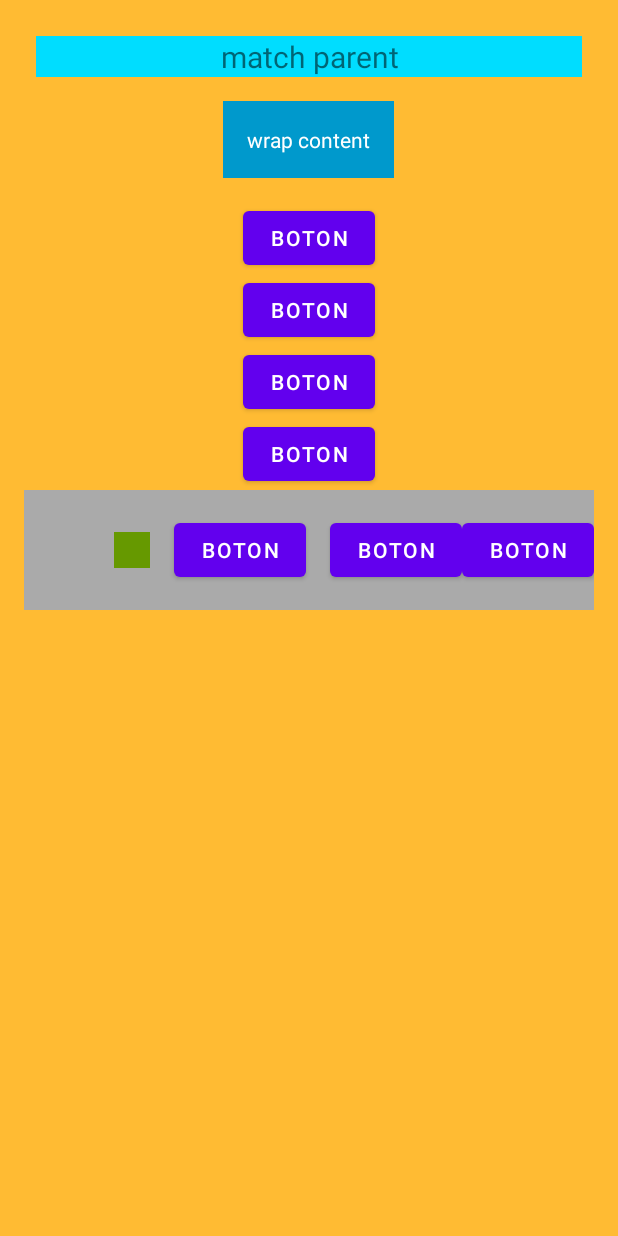
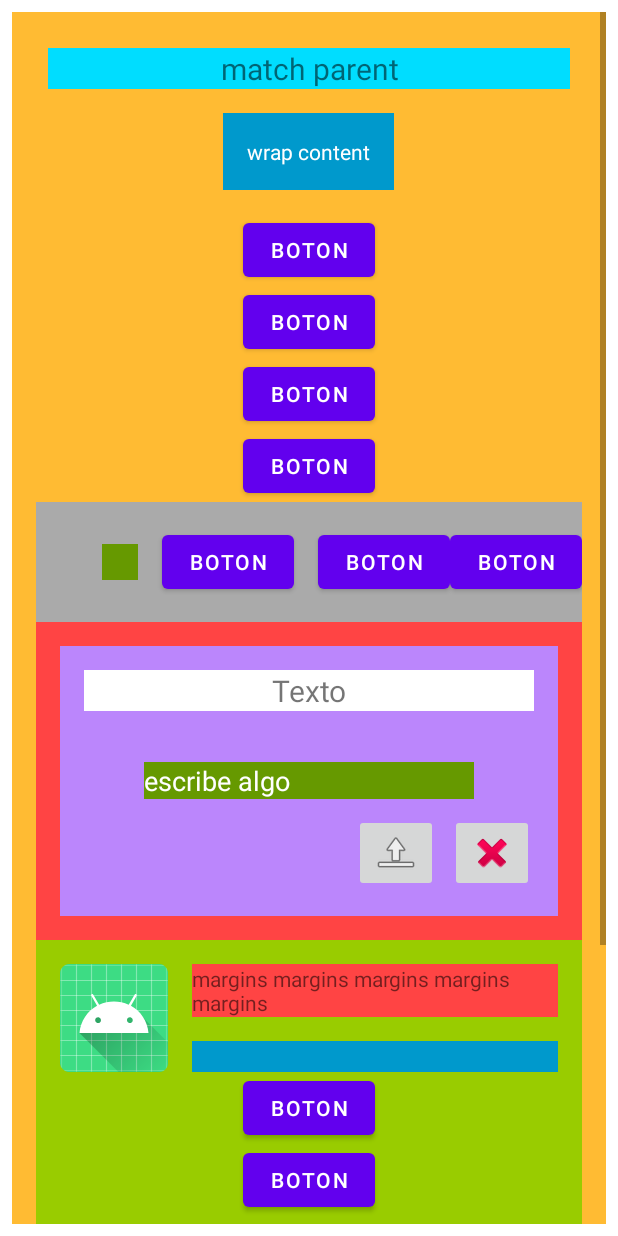
Before and after one commit to efraindrummer/LayoutsAndroid, an Android app: the layout fragment_linear.xml on its own in the app's theme, with its tools: preview values and no code run, on a phone screen of 412 x 824 dp. Run offline under Robolectric (Android 15) with nearby library versions, the phone set to English and light mode, and no system bars.

Commit message:
scrollview

```diff
--- a/app/src/main/res/layout/fragment_frame.xml
+++ b/app/src/main/res/layout/fragment_frame.xml
@@ -5,6 +5,7 @@
     android:layout_width="match_parent"
     android:layout_height="match_parent"
     android:background="@android:color/holo_red_light"
+    android:padding="16dp"
     tools:context=".ui.dashboard.DashboardFragment">
 
     <ImageView
--- a/app/src/main/res/layout/fragment_linear.xml
+++ b/app/src/main/res/layout/fragment_linear.xml
@@ -1,13 +1,19 @@
 <?xml version="1.0" encoding="utf-8"?>
-<LinearLayout xmlns:android="http://schemas.android.com/apk/res/android"
+<ScrollView
+    xmlns:android="http://schemas.android.com/apk/res/android"
     xmlns:tools="http://schemas.android.com/tools"
     android:layout_width="match_parent"
     android:layout_height="match_parent"
+    android:padding="8dp"
+    tools:context=".ui.home.HomeFragment">
+
+    <LinearLayout
+        android:layout_width="match_parent"
+        android:layout_height="wrap_content"
         android:orientation="vertical"
         android:gravity="center_horizontal"
         android:padding="16dp"
-    android:background="@android:color/holo_orange_light"
-    tools:context=".ui.home.HomeFragment">
+        android:background="@android:color/holo_orange_light">
 
         <TextView
             android:id="@+id/text_home"
@@ -79,4 +85,8 @@
                 android:text="Boton"/>
 
         </LinearLayout>
+
+        <include layout="@layout/fragment_frame" />
+        <include layout="@layout/fragment_constrain"/>
     </LinearLayout>
+</ScrollView>
```
Lines whose indentation alone changed are shown as unchanged.
